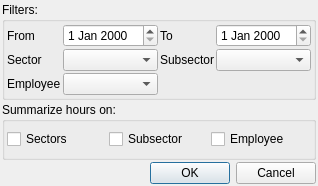
Qt form b6p/dlgquerybuilder.ui (diegowald/b6p) before a commit.
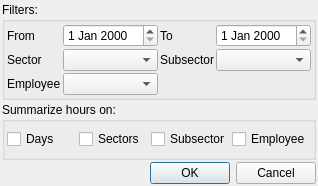
The same form after that commit. Icons and pictures are not drawn.

Patch:
```diff
--- a/b6p/dlgquerybuilder.ui
+++ b/b6p/dlgquerybuilder.ui
@@ -170,27 +170,34 @@
       <property name="spacing">
        <number>2</number>
       </property>
-      <item row="0" column="0">
-       <widget class="QCheckBox" name="chkSectors">
-        <property name="text">
-         <string>Sectors</string>
-        </property>
-       </widget>
-      </item>
-      <item row="0" column="1">
+      <item row="0" column="2">
        <widget class="QCheckBox" name="chkSubSectors">
         <property name="text">
          <string>Subsector</string>
         </property>
        </widget>
       </item>
-      <item row="0" column="2">
+      <item row="0" column="1">
+       <widget class="QCheckBox" name="chkSectors">
+        <property name="text">
+         <string>Sectors</string>
+        </property>
+       </widget>
+      </item>
+      <item row="0" column="3">
        <widget class="QCheckBox" name="chkEmployees">
         <property name="text">
          <string>Employee</string>
         </property>
        </widget>
       </item>
+      <item row="0" column="0">
+       <widget class="QCheckBox" name="chkDays">
+        <property name="text">
+         <string>Days</string>
+        </property>
+       </widget>
+      </item>
      </layout>
     </widget>
    </item>
```
